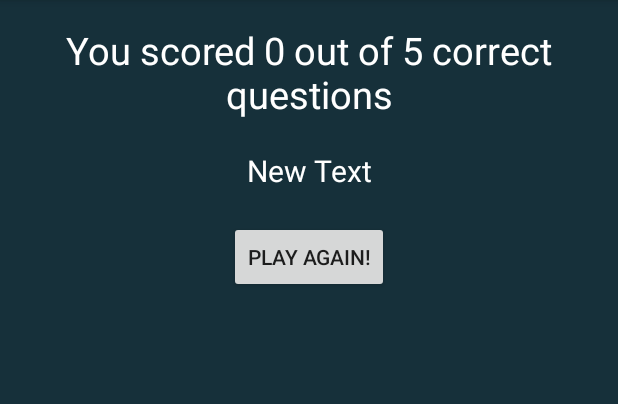
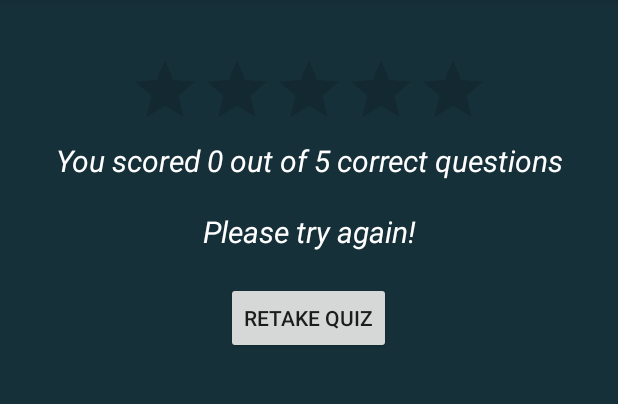
Before and after one commit to jaykumarH/JayAndroidAssignment, an Android app: the JayResultActivity screen opened directly, with no data from a screen before it, on a phone screen of 412 x 824 dp, the part 84-488 px from its top. Run offline under Robolectric (Android 15) with nearby library versions, the phone set to English and light mode, and no system bars; 1 statement that could not run was skipped.

Commit message:
1. Added button click sound effects 2. Added style for app

```diff
--- a/app/build.gradle
+++ b/app/build.gradle
@@ -6,7 +6,7 @@ android {
 
     defaultConfig {
         applicationId "com.aptitudes.jay.jayandroidassignment"
-        minSdkVersion 15
+        minSdkVersion 17
         targetSdkVersion 24
         versionCode 1
         versionName "1.0"
--- a/app/src/main/java/com/aptitudes/jay/jayandroidassignment/JayResultActivity.java
+++ b/app/src/main/java/com/aptitudes/jay/jayandroidassignment/JayResultActivity.java
@@ -1,10 +1,12 @@
 package com.aptitudes.jay.jayandroidassignment;
 
 import android.content.Intent;
+import android.media.MediaPlayer;
 import android.support.v7.app.AppCompatActivity;
 import android.os.Bundle;
 import android.view.View;
 import android.widget.Button;
+import android.widget.RatingBar;
 import android.widget.TextView;
 
 import org.w3c.dom.Text;
@@ -14,6 +16,8 @@ public class JayResultActivity extends AppCompatActivity {
     private TextView jayTxtViewScore;
     private TextView jayTxtViewMessage;
     private Button jayBtnRetakeQuiz;
+    private RatingBar jayRatingBar;
+    private MediaPlayer mp;
 
     @Override
     protected void onCreate(Bundle savedInstanceState) {
@@ -24,6 +28,7 @@ public class JayResultActivity extends AppCompatActivity {
         jayBtnRetakeQuiz.setOnClickListener(new View.OnClickListener() {
             @Override
             public void onClick(View view) {
+                mp.stop();
                 Intent intent = new Intent(JayResultActivity.this, JayGameActivity.class);
                 startActivity(intent);
             }
@@ -32,14 +37,41 @@ public class JayResultActivity extends AppCompatActivity {
     }
 
     public void jaySetupViews() {
-        jayTxtViewMessage = (TextView) findViewById(R.id.textViewResult);
+        jayTxtViewMessage = (TextView) findViewById(R.id.textViewMessage);
         jayTxtViewScore = (TextView) findViewById(R.id.textViewResult);
         jayBtnRetakeQuiz = (Button) findViewById(R.id.buttonRetakeQuiz);
+        jayRatingBar = (RatingBar) findViewById(R.id.ratingBar);
 
         int userScore = getIntent().getExtras().getInt("score");
         jayTxtViewScore.setText(String.format("You scored %d out of %d correct questions", userScore, JayConstants.jayTotalRandomQuestions));
+        jayRatingBar.setRating(userScore);
 
+        switch (userScore) {
+            case 0:
+            case 1:
+            case 2:
+                jayTxtViewMessage.setText(JayConstants.jayTryAgain);
+                jayBtnRetakeQuiz.setText("Retake Quiz");
+                mp = MediaPlayer.create(this, R.raw.lowscore);
+                mp.start();
+                break;
 
+            case 3:
+                jayTxtViewMessage.setText(JayConstants.jayGoodJob);
+                break;
+
+            case 4:
+                jayTxtViewMessage.setText(JayConstants.jayExcellent);
+                break;
+
+            case 5:
+                jayTxtViewMessage.setText(JayConstants.jayGenius);
+                mp = MediaPlayer.create(this, R.raw.excellentscore);
+                mp.start();
+                break;
+            default:
+                jayTxtViewMessage.setText("");
+
+        }
     }
-
 }
--- a/app/src/main/res/layout/activity_jay_result.xml
+++ b/app/src/main/res/layout/activity_jay_result.xml
@@ -3,50 +3,57 @@
     xmlns:tools="http://schemas.android.com/tools"
     android:layout_width="match_parent"
     android:layout_height="match_parent"
+    android:background="@color/colorBackground"
     android:paddingBottom="@dimen/activity_vertical_margin"
     android:paddingLeft="@dimen/activity_horizontal_margin"
     android:paddingRight="@dimen/activity_horizontal_margin"
     android:paddingTop="@dimen/activity_vertical_margin"
-    android:background="@color/colorBackground"
     tools:context="com.aptitudes.jay.jayandroidassignment.JayResultActivity">
 
     <LinearLayout
-        android:orientation="vertical"
         android:layout_width="match_parent"
         android:layout_height="match_parent"
         android:layout_alignParentLeft="true"
         android:layout_alignParentStart="true"
-        android:layout_alignParentTop="true">
+        android:layout_alignParentTop="true"
+        android:orientation="vertical">
+
+        <RatingBar
+            android:id="@+id/ratingBar"
+            style="@style/RatingBar"
+            android:layout_width="wrap_content"
+            android:layout_height="wrap_content"
+            android:layout_gravity="center_horizontal"
+            android:layout_marginTop="20dp"
+            android:clickable="false"
+            android:focusable="false"
+            android:isIndicator="true"
+            android:stepSize="1.0" />
 
         <TextView
+            style="@style/textView"
+            android:id="@+id/textViewResult"
             android:layout_width="match_parent"
             android:layout_height="wrap_content"
-            android:textAppearance="?android:attr/textAppearanceLarge"
-            android:text="Large Text"
-            android:textColor="@color/colorQuestion"
-            android:textSize="25dp"
-            android:id="@+id/textViewResult"
             android:layout_gravity="center_horizontal"
             android:focusableInTouchMode="false"
-            android:textAlignment="center" />
+            />
 
         <TextView
+            style="@style/textView"
+            android:id="@+id/textViewMessage"
             android:layout_width="match_parent"
             android:layout_height="wrap_content"
-            android:text="New Text"
-            android:id="@+id/textViewMessage"
-            android:textAlignment="center"
+            android:layout_gravity="center_horizontal"
             android:layout_marginTop="20dp"
-            android:textSize="20dp"
-            android:textColor="@color/colorQuestion"
-            android:layout_gravity="center_horizontal" />
+             />
 
         <Button
+            android:id="@+id/buttonRetakeQuiz"
             android:layout_width="wrap_content"
             android:layout_height="wrap_content"
-            android:text="Play Again!"
+            android:layout_gravity="center_horizontal"
             android:layout_marginTop="20dp"
-            android:id="@+id/buttonRetakeQuiz"
-            android:layout_gravity="center_horizontal" />
+            android:text="Play Again!" />
     </LinearLayout>
 </RelativeLayout>
--- a/app/src/main/res/values/styles.xml
+++ b/app/src/main/res/values/styles.xml
@@ -17,9 +17,16 @@
 
     <style name="AppTheme.PopupOverlay" parent="ThemeOverlay.AppCompat.Light" />
 
-    <style name="allTextView">
-        <item name="android:textSize">30sp</item>
+    <style name="RatingBar" parent="Theme.AppCompat">
+        <item name="colorControlNormal">@color/colorbButtonBg</item>
+        <item name="colorControlActivated">@color/colorbButtonBg</item>
+    </style>
 
+    <style name="textView" parent="Theme.AppCompat">
+        <item name="android:textColor">@color/colorQuestion</item>
+        <item name="android:textStyle">italic</item>
+        <item name="android:textAlignment">center</item>
+        <item name="android:textSize">20dp</item>
     </style>
 
 </resources>
```
Also changed, not shown: app/src/main/java/com/aptitudes/jay/jayandroidassignment/JayConstants.java (+9 -30 lines), app/src/main/java/com/aptitudes/jay/jayandroidassignment/JayGameActivity.java (+8 -1 lines), app/src/main/res/layout/jay_activity_game.xml (+12 -14 lines), 4 other files.
